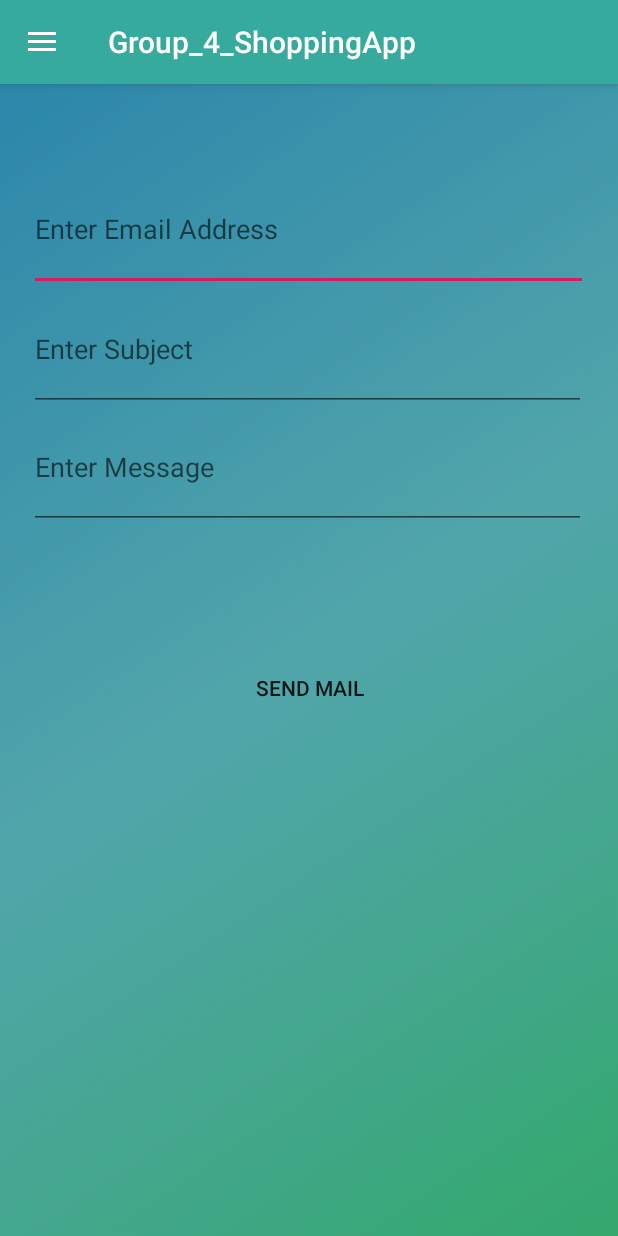
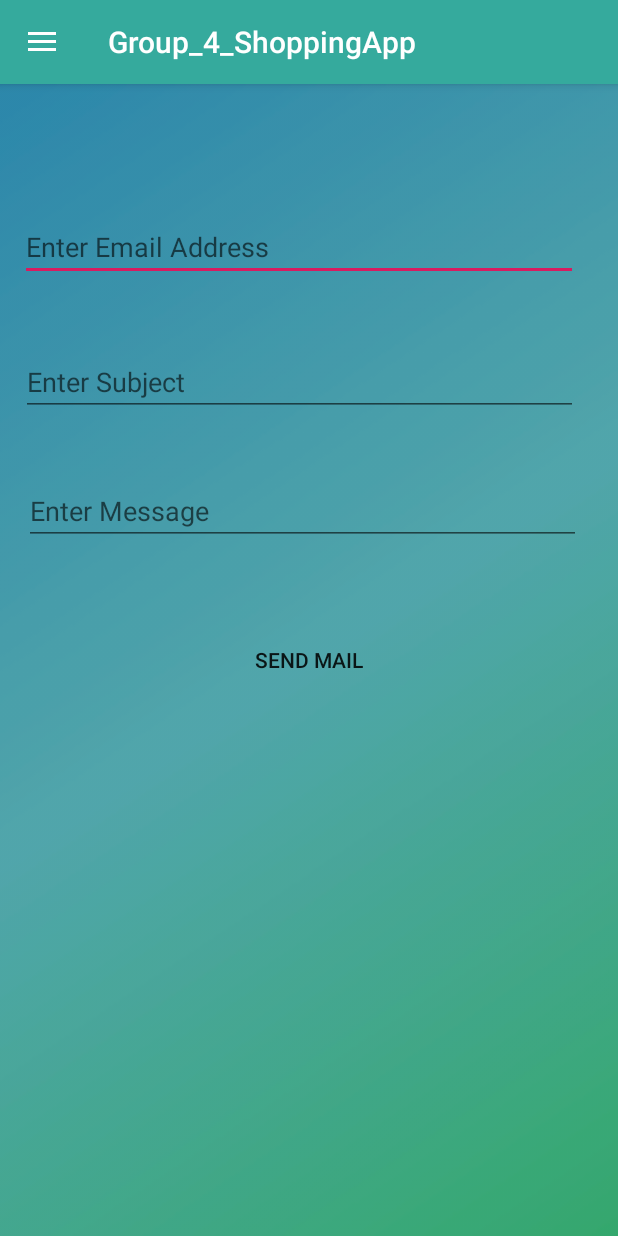
Before and after one commit to khushi07/Group4_FinalProject_W2019_MAD3125, an Android app: the fragment AboutFragment placed in its activity, in the side drawer, after a tap on "Contact Us", on a phone screen of 412 x 824 dp. Run offline under Robolectric (Android 15) with nearby library versions, the phone set to English and light mode, and no system bars.

Commit message:
web view

```diff
--- a/app/src/main/java/com/example/group_4_shoppingapp/Fragment/AboutFragment.java
+++ b/app/src/main/java/com/example/group_4_shoppingapp/Fragment/AboutFragment.java
@@ -4,6 +4,8 @@ import android.os.Bundle;
 import android.view.LayoutInflater;
 import android.view.View;
 import android.view.ViewGroup;
+import android.webkit.WebView;
+import android.webkit.WebViewClient;
 
 import com.example.group_4_shoppingapp.R;
 
@@ -13,9 +15,17 @@ import androidx.fragment.app.Fragment;
 
 public class AboutFragment extends Fragment {
 
+
+
     @Nullable
     @Override
     public View onCreateView(@NonNull LayoutInflater inflater, @Nullable ViewGroup container, @Nullable Bundle savedInstanceState) {
-        return inflater.inflate(R.layout.fragment_about, container, false);
+        View view = inflater.inflate(R.layout.fragment_about, container, false);
+
+        WebView webView = (WebView)view.findViewById(R.id.webview);
+        webView.loadUrl("https://www.facebook.com/");
+        webView.getSettings().setJavaScriptEnabled(true); //enable javascript
+        webView.setWebViewClient(new WebViewClient()); //important to open url in app
+        return view;
     }
 }
--- a/app/src/main/java/com/example/group_4_shoppingapp/Fragment/ContactFragment.java
+++ b/app/src/main/java/com/example/group_4_shoppingapp/Fragment/ContactFragment.java
@@ -21,7 +21,4 @@ public class ContactFragment extends Fragment  {
         return inflater.inflate(R.layout.fragment_contact, container, false);
     }
 
-
-
-
 }
--- a/app/src/main/res/layout/fragment_about.xml
+++ b/app/src/main/res/layout/fragment_about.xml
@@ -1,13 +1,13 @@
 <?xml version="1.0" encoding="utf-8"?>
-<RelativeLayout xmlns:android="http://schemas.android.com/apk/res/android"
-    android:layout_width="match_parent" android:layout_height="match_parent"
-    android:background="@android:color/holo_green_dark">
+<LinearLayout xmlns:android="http://schemas.android.com/apk/res/android"
+    android:layout_width="match_parent"
+    android:layout_height="match_parent"
+    android:orientation="vertical"
+    android:background="@drawable/back" >
 
-    <TextView
-        android:layout_width="wrap_content"
-        android:layout_height="wrap_content"
-        android:text="About Fragment"
-        android:textSize="30sp"
-        android:layout_centerInParent="true"/>
-
-</RelativeLayout>
+    <WebView
+        android:id="@+id/webview"
+        android:layout_width="match_parent"
+        android:layout_height="match_parent"
+        />
+</LinearLayout>
--- a/app/src/main/res/layout/fragment_contact.xml
+++ b/app/src/main/res/layout/fragment_contact.xml
@@ -1,7 +1,7 @@
 <?xml version="1.0" encoding="utf-8"?>
-<RelativeLayout xmlns:android="http://schemas.android.com/apk/res/android"
+<androidx.constraintlayout.widget.ConstraintLayout xmlns:android="http://schemas.android.com/apk/res/android"
+    xmlns:app="http://schemas.android.com/apk/res-auto"
     xmlns:tools="http://schemas.android.com/tools"
-    android:id="@+id/emailAddress"
     android:layout_width="match_parent"
     android:layout_height="match_parent"
     android:background="@drawable/back">
@@ -10,62 +10,69 @@
         android:id="@+id/send"
         android:layout_width="160dp"
         android:layout_height="wrap_content"
-        android:layout_alignParentStart="true"
-        android:layout_alignParentTop="true"
-        android:layout_alignParentEnd="true"
-        android:layout_alignParentBottom="true"
-        android:layout_marginStart="127dp"
-        android:layout_marginTop="360dp"
-        android:layout_marginEnd="125dp"
-        android:layout_marginBottom="323dp"
+        android:layout_marginStart="8dp"
+        android:layout_marginTop="8dp"
+        android:layout_marginEnd="8dp"
+        android:layout_marginBottom="8dp"
         android:background="@android:color/transparent"
-        android:text="Send Mail" />
+        android:text="Send Mail"
+        app:layout_constraintBottom_toBottomOf="parent"
+        app:layout_constraintEnd_toEndOf="parent"
+        app:layout_constraintStart_toStartOf="parent"
+        app:layout_constraintTop_toTopOf="parent"
+        tools:ignore="MissingConstraints" />
 
     <EditText
-        android:id="@+id/editText2"
+        android:id="@+id/emailAddress"
         android:layout_width="372dp"
         android:layout_height="wrap_content"
-        android:layout_alignParentStart="true"
-        android:layout_alignParentTop="true"
-        android:layout_alignParentEnd="true"
-        android:layout_alignParentBottom="true"
-        android:layout_marginStart="19dp"
-        android:layout_marginTop="55dp"
-        android:layout_marginEnd="20dp"
-        android:layout_marginBottom="630dp"
-        android:ems="10"
+        android:layout_marginStart="8dp"
+        android:layout_marginTop="8dp"
+        android:layout_marginEnd="8dp"
+        android:layout_marginBottom="8dp"
         android:hint="Enter Email Address"
-        android:inputType="textEmailAddress" />
+        android:inputType="textEmailAddress"
+        app:layout_constraintBottom_toBottomOf="parent"
+        app:layout_constraintEnd_toEndOf="parent"
+        app:layout_constraintHorizontal_bias="0.217"
+        app:layout_constraintStart_toStartOf="parent"
+        app:layout_constraintTop_toTopOf="parent"
+        app:layout_constraintVertical_bias="0.11"
+        tools:ignore="MissingConstraints" />
 
     <EditText
         android:id="@+id/subject"
         android:layout_width="371dp"
         android:layout_height="wrap_content"
-        android:layout_alignParentStart="true"
-        android:layout_alignParentTop="true"
-        android:layout_alignParentEnd="true"
-        android:layout_alignParentBottom="true"
-        android:layout_marginStart="19dp"
-        android:layout_marginTop="135dp"
-        android:layout_marginEnd="21dp"
-        android:layout_marginBottom="550dp"
-        android:ems="10"
+        android:layout_marginStart="8dp"
+        android:layout_marginTop="8dp"
+        android:layout_marginEnd="8dp"
+        android:layout_marginBottom="8dp"
         android:hint="Enter Subject"
-        android:inputType="textPersonName" />
+        android:inputType="textPersonName"
+        app:layout_constraintBottom_toBottomOf="parent"
+        app:layout_constraintEnd_toEndOf="parent"
+        app:layout_constraintHorizontal_bias="0.25"
+        app:layout_constraintStart_toStartOf="parent"
+        app:layout_constraintTop_toTopOf="parent"
+        app:layout_constraintVertical_bias="0.238"
+        tools:ignore="MissingConstraints" />
 
     <EditText
-        android:id="@+id/editText4"
+        android:id="@+id/message"
         android:layout_width="371dp"
         android:layout_height="wrap_content"
-        android:layout_alignParentStart="true"
-        android:layout_alignParentTop="true"
-        android:layout_alignParentEnd="true"
-        android:layout_alignParentBottom="true"
-        android:layout_marginStart="19dp"
-        android:layout_marginTop="214dp"
-        android:layout_marginEnd="21dp"
-        android:layout_marginBottom="471dp"
-        android:ems="10"
+        android:layout_marginStart="8dp"
+        android:layout_marginTop="8dp"
+        android:layout_marginEnd="8dp"
+        android:layout_marginBottom="8dp"
         android:hint="Enter Message"
-        android:inputType="textPersonName" />
-</RelativeLayout>
+        android:inputType="textPersonName"
+        app:layout_constraintBottom_toBottomOf="parent"
+        app:layout_constraintEnd_toEndOf="parent"
+        app:layout_constraintHorizontal_bias="0.333"
+        app:layout_constraintStart_toStartOf="parent"
+        app:layout_constraintTop_toTopOf="parent"
+        app:layout_constraintVertical_bias="0.359"
+        tools:ignore="InvalidId,MissingConstraints" />
+</androidx.constraintlayout.widget.ConstraintLayout>
--- a/app/src/main/res/layout/fragment_products.xml
+++ b/app/src/main/res/layout/fragment_products.xml
@@ -4,9 +4,10 @@
     android:background="@android:color/holo_blue_dark">
 
     <androidx.recyclerview.widget.RecyclerView
+        android:id="@+id/my_recycler_view"
         android:layout_width="match_parent"
         android:layout_height="match_parent"
-        android:id="@+id/my_recycler_view"
+        android:background="@drawable/back"
         android:scrollbars="vertical" />
 
 </RelativeLayout>
```
